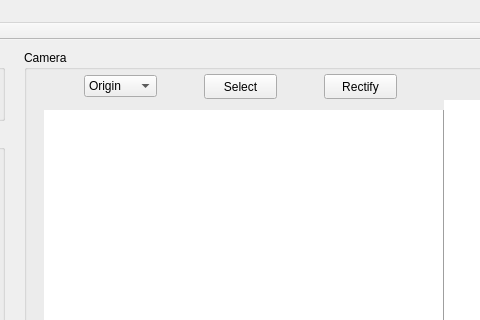
This is mainwindow.ui in LZWinnie/Camera as Qt 5 draws it before an edit; both pictures show x 276 to 756 and y 0 to 320 of the 1162 by 757 pixel window. The edited form follows.
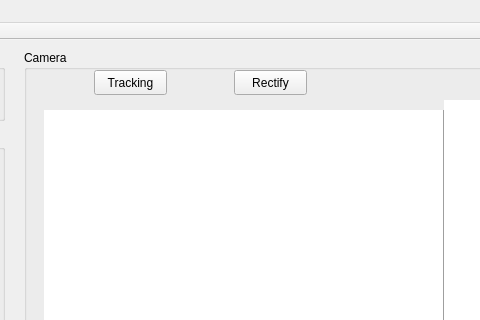
This is the edited form. Icons and pictures are not drawn.

Diff of the .ui file:
```diff
--- a/mainwindow.ui
+++ b/mainwindow.ui
@@ -103,44 +103,24 @@
       <string>GUN</string>
      </property>
     </widget>
-    <widget class="QComboBox" name="sourceComboBox">
+    <widget class="QPushButton" name="trackingButton">
      <property name="geometry">
       <rect>
-       <x>60</x>
-       <y>25</y>
-       <width>73</width>
-       <height>22</height>
-      </rect>
-     </property>
-     <item>
-      <property name="text">
-       <string>Origin</string>
-      </property>
-     </item>
-     <item>
-      <property name="text">
-       <string>Tracker</string>
-      </property>
-     </item>
-    </widget>
-    <widget class="QPushButton" name="selectPushButton">
-     <property name="geometry">
-      <rect>
-       <x>180</x>
-       <y>24</y>
+       <x>70</x>
+       <y>20</y>
        <width>73</width>
        <height>25</height>
       </rect>
      </property>
      <property name="text">
-      <string>Select</string>
+      <string>Tracking</string>
      </property>
     </widget>
     <widget class="QPushButton" name="rectifyPushButton">
      <property name="geometry">
       <rect>
-       <x>300</x>
-       <y>24</y>
+       <x>210</x>
+       <y>20</y>
        <width>73</width>
        <height>25</height>
       </rect>
```
